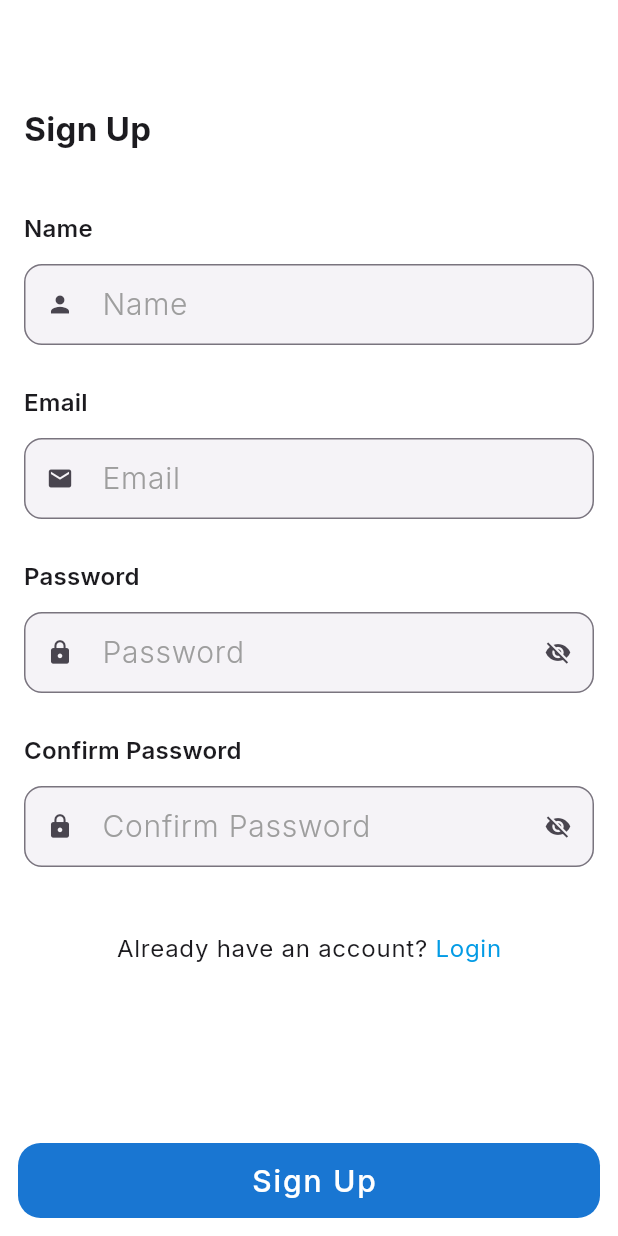
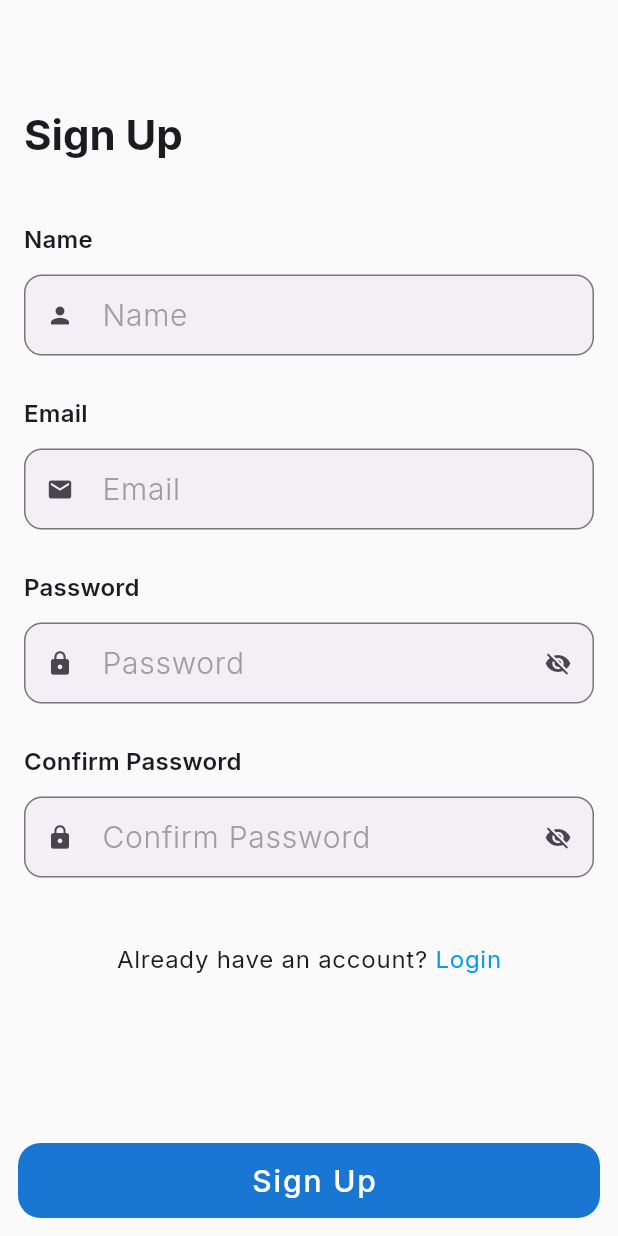
Before and after one commit to Abdelrahman-Wael-1029/lip_reading, a Flutter app: the screen it shows after launch, after a tap on "Sign Up", on a phone screen of 412 x 824 dp. Run offline on Flutter 3.47's test engine with Material 3 defaults, Android fonts, the phone set to English and light mode, and no system bars; our stand-ins replace animated_text_kit, awesome_dialog, bloc, cloud_firestore, connectivity_plus, firebase_auth and 8 more; missing offline and left inert: video_compress; accounts and stored records are empty.

Commit message:
Refactor theme and feedback UI for consistency
Replaced usage of surfaceVariant with surfaceContainerHighest for improved color consistency across components and screens. Updated feedback mechanisms from SnackBar to Fluttertoast in lip reading and history screens for a more unified user experience. Removed unused background color variables and adjusted text theme sizes in app_theme.dart. Also removed the unused showLoadingPopup method from VideoCubit.

```diff
--- a/lib/components/diacritized_toggle.dart
+++ b/lib/components/diacritized_toggle.dart
@@ -36,7 +36,7 @@ class DiacritizedToggle extends StatelessWidget {
             const SizedBox(height: 8),
             Container(
               decoration: BoxDecoration(
-                color: colorScheme.surfaceVariant.withValues(alpha: 0.3),
+                color: colorScheme.surfaceContainerHighest.withValues(alpha: 0.3),
                 borderRadius: BorderRadius.circular(12),
                 border: Border.all(
                   color: colorScheme.outline.withValues(alpha: 0.2),
--- a/lib/components/model_selector.dart
+++ b/lib/components/model_selector.dart
@@ -202,7 +202,7 @@ class _ModelSelectorState extends State<ModelSelector>
                   decoration: BoxDecoration(
                     color: isSelected
                         ? colorScheme.onPrimary.withValues(alpha: 0.2)
-                        : colorScheme.surfaceVariant.withValues(alpha: 0.5),
+                        : colorScheme.surfaceContainerHighest.withValues(alpha: 0.5),
                     borderRadius: BorderRadius.circular(8),
                   ),
                   child: Icon(
@@ -331,7 +331,7 @@ class _ModelSelectorState extends State<ModelSelector>
       duration: const Duration(milliseconds: 300),
       padding: const EdgeInsets.all(20),
       decoration: BoxDecoration(
-        color: colorScheme.surfaceVariant.withValues(alpha: 0.3),
+        color: colorScheme.surfaceContainerHighest.withValues(alpha: 0.3),
         borderRadius: BorderRadius.circular(16),
         border: Border.all(
           color: colorScheme.primary.withValues(alpha: 0.2),
--- a/lib/utils/app_theme.dart
+++ b/lib/utils/app_theme.dart
@@ -14,8 +14,6 @@ class AppTheme {
   // Surface colors with better contrast
   static const _surfaceLight = Color(0xFFFAFAFA);
   static const _surfaceDark = Color(0xFF121212);
-  static const _backgroundLight = Color(0xFFFFFFFF);
-  static const _backgroundDark = Color(0xFF000000);
 
   // Error colors
   static const _errorLight = Color(0xFFD32F2F);
@@ -29,23 +27,21 @@ class AppTheme {
 
     return GoogleFonts.interTextTheme(baseTextTheme).copyWith(
       displayLarge: GoogleFonts.inter(
-        fontSize: 32,
-        fontWeight: FontWeight.w300,
-        letterSpacing: -1.5,
+        fontSize: 57,
+        fontWeight: FontWeight.w400,
+        letterSpacing: -0.25,
       ),
       displayMedium: GoogleFonts.inter(
-        fontSize: 28,
-        fontWeight: FontWeight.w300,
-        letterSpacing: -0.5,
+        fontSize: 45,
+        fontWeight: FontWeight.w400,
       ),
       displaySmall: GoogleFonts.inter(
-        fontSize: 24,
+        fontSize: 36,
         fontWeight: FontWeight.w400,
       ),
       headlineLarge: GoogleFonts.inter(
-        fontSize: 22,
+        fontSize: 28,
         fontWeight: FontWeight.w500,
-        letterSpacing: 0.25,
       ),
       headlineMedium: GoogleFonts.inter(
         fontSize: 20,
@@ -112,13 +108,11 @@ class AppTheme {
       onSecondary: Colors.white,
       surface: _surfaceLight,
       onSurface: Color(0xFF1C1B1F),
-      background: _backgroundLight,
-      onBackground: Color(0xFF1C1B1F),
       error: _errorLight,
       onError: Colors.white,
       outline: Color(0xFF79747E),
       outlineVariant: Color(0xFFCAC4D0),
-      surfaceVariant: Color(0xFFE7E0EC),
+      surfaceContainerHighest: Color(0xFFE7E0EC),
       onSurfaceVariant: Color(0xFF49454F),
     );
 
@@ -126,7 +120,7 @@ class AppTheme {
       useMaterial3: true,
       colorScheme: colorScheme,
       textTheme: _createTextTheme(Brightness.light),
-      scaffoldBackgroundColor: colorScheme.background,
+      scaffoldBackgroundColor: colorScheme.surface,
 
       // AppBar theme with modern Material 3 styling
       appBarTheme: AppBarTheme(
@@ -199,32 +193,21 @@ class AppTheme {
         ),
       ),
 
-      outlinedButtonTheme: OutlinedButtonThemeData(
-        style: OutlinedButton.styleFrom(
+      textButtonTheme: TextButtonThemeData(
+        style: TextButton.styleFrom(
           foregroundColor: colorScheme.primary,
-          side: BorderSide(color: colorScheme.outline),
           minimumSize: const Size(64, 48),
-          padding: const EdgeInsets.symmetric(horizontal: 24, vertical: 12),
+          padding: const EdgeInsets.symmetric(horizontal: 16, vertical: 8),
           shape: RoundedRectangleBorder(
-            borderRadius: BorderRadius.circular(12),
+            borderRadius: BorderRadius.circular(8),
           ),
-        ),
-      ),
-
-      // FloatingActionButton theme
-      floatingActionButtonTheme: FloatingActionButtonThemeData(
-        backgroundColor: colorScheme.primaryContainer,
-        foregroundColor: colorScheme.onPrimaryContainer,
-        elevation: 6,
-        shape: RoundedRectangleBorder(
-          borderRadius: BorderRadius.circular(16),
         ),
       ),
 
       // Input decoration theme
       inputDecorationTheme: InputDecorationTheme(
         filled: true,
-        fillColor: colorScheme.surfaceVariant.withValues(alpha: 0.4),
+        fillColor: colorScheme.surfaceContainerHighest.withValues(alpha: 0.4),
         border: OutlineInputBorder(
           borderRadius: BorderRadius.circular(12),
           borderSide: BorderSide(color: colorScheme.outline),
@@ -241,8 +224,12 @@ class AppTheme {
           borderRadius: BorderRadius.circular(12),
           borderSide: BorderSide(color: colorScheme.error),
         ),
+        focusedErrorBorder: OutlineInputBorder(
+          borderRadius: BorderRadius.circular(12),
+          borderSide: BorderSide(color: colorScheme.error, width: 2),
+        ),
         contentPadding:
-            const EdgeInsets.symmetric(horizontal: 16, vertical: 12),
+            const EdgeInsets.symmetric(horizontal: 16, vertical: 16),
       ),
 
       // Switch theme
@@ -257,14 +244,14 @@ class AppTheme {
           if (states.contains(WidgetState.selected)) {
             return colorScheme.primary;
           }
-          return colorScheme.surfaceVariant;
+          return colorScheme.surfaceContainerHighest;
         }),
       ),
 
       // Slider theme
       sliderTheme: SliderThemeData(
         activeTrackColor: colorScheme.primary,
-        inactiveTrackColor: colorScheme.surfaceVariant,
+        inactiveTrackColor: colorScheme.surfaceContainerHighest,
         thumbColor: colorScheme.primary,
         overlayColor: colorScheme.primary.withValues(alpha: 0.12),
         valueIndicatorColor: colorScheme.primary,
@@ -281,13 +268,11 @@ class AppTheme {
       onSecondary: Color(0xFF003544),
       surface: _surfaceDark,
       onSurface: Color(0xFFE6E1E5),
-      background: _backgroundDark,
-      onBackground: Color(0xFFE6E1E5),
       error: _errorDark,
       onError: Color(0xFF690005),
       outline: Color(0xFF938F99),
       outlineVariant: Color(0xFF49454F),
-      surfaceVariant: Color(0xFF49454F),
+      surfaceContainerHighest: Color(0xFF49454F),
       onSurfaceVariant: Color(0xFFCAC4D0),
     );
 
@@ -295,7 +280,7 @@ class AppTheme {
       useMaterial3: true,
       colorScheme: colorScheme,
       textTheme: _createTextTheme(Brightness.dark),
-      scaffoldBackgroundColor: colorScheme.background,
+      scaffoldBackgroundColor: colorScheme.surface,
 
       // AppBar theme
       appBarTheme: AppBarTheme(
@@ -368,32 +353,21 @@ class AppTheme {
         ),
       ),
 
-      outlinedButtonTheme: OutlinedButtonThemeData(
-        style: OutlinedButton.styleFrom(
+      textButtonTheme: TextButtonThemeData(
+        style: TextButton.styleFrom(
           foregroundColor: colorScheme.primary,
-          side: BorderSide(color: colorScheme.outline),
           minimumSize: const Size(64, 48),
-          padding: const EdgeInsets.symmetric(horizontal: 24, vertical: 12),
+          padding: const EdgeInsets.symmetric(horizontal: 16, vertical: 8),
           shape: RoundedRectangleBorder(
-            borderRadius: BorderRadius.circular(12),
+            borderRadius: BorderRadius.circular(8),
           ),
-        ),
-      ),
-
-      // FloatingActionButton theme
-      floatingActionButtonTheme: FloatingActionButtonThemeData(
-        backgroundColor: colorScheme.primaryContainer,
-        foregroundColor: colorScheme.onPrimaryContainer,
-        elevation: 6,
-        shape: RoundedRectangleBorder(
-          borderRadius: BorderRadius.circular(16),
         ),
       ),
 
       // Input decoration theme
       inputDecorationTheme: InputDecorationTheme(
         filled: true,
-        fillColor: colorScheme.surfaceVariant.withValues(alpha: 0.4),
+        fillColor: colorScheme.surfaceContainerHighest.withValues(alpha: 0.4),
         border: OutlineInputBorder(
           borderRadius: BorderRadius.circular(12),
           borderSide: BorderSide(color: colorScheme.outline),
@@ -410,8 +384,12 @@ class AppTheme {
           borderRadius: BorderRadius.circular(12),
           borderSide: BorderSide(color: colorScheme.error),
         ),
+        focusedErrorBorder: OutlineInputBorder(
+          borderRadius: BorderRadius.circular(12),
+          borderSide: BorderSide(color: colorScheme.error, width: 2),
+        ),
         contentPadding:
-            const EdgeInsets.symmetric(horizontal: 16, vertical: 12),
+            const EdgeInsets.symmetric(horizontal: 16, vertical: 16),
       ),
 
       // Switch theme
@@ -426,14 +404,14 @@ class AppTheme {
           if (states.contains(WidgetState.selected)) {
             return colorScheme.primary;
           }
-          return colorScheme.surfaceVariant;
+          return colorScheme.surfaceContainerHighest;
         }),
       ),
 
       // Slider theme
       sliderTheme: SliderThemeData(
         activeTrackColor: colorScheme.primary,
-        inactiveTrackColor: colorScheme.surfaceVariant,
+        inactiveTrackColor: colorScheme.surfaceContainerHighest,
         thumbColor: colorScheme.primary,
         overlayColor: colorScheme.primary.withValues(alpha: 0.12),
         valueIndicatorColor: colorScheme.primary,
```
Also changed, not shown: lib/cubit/video_cubit/video_cubit.dart (+0 -13 lines), lib/screens/lip_reading/lip_reading_screen.dart (+11 -12 lines), lib/screens/splash_screen/history_screen.dart (+16 -10 lines).
